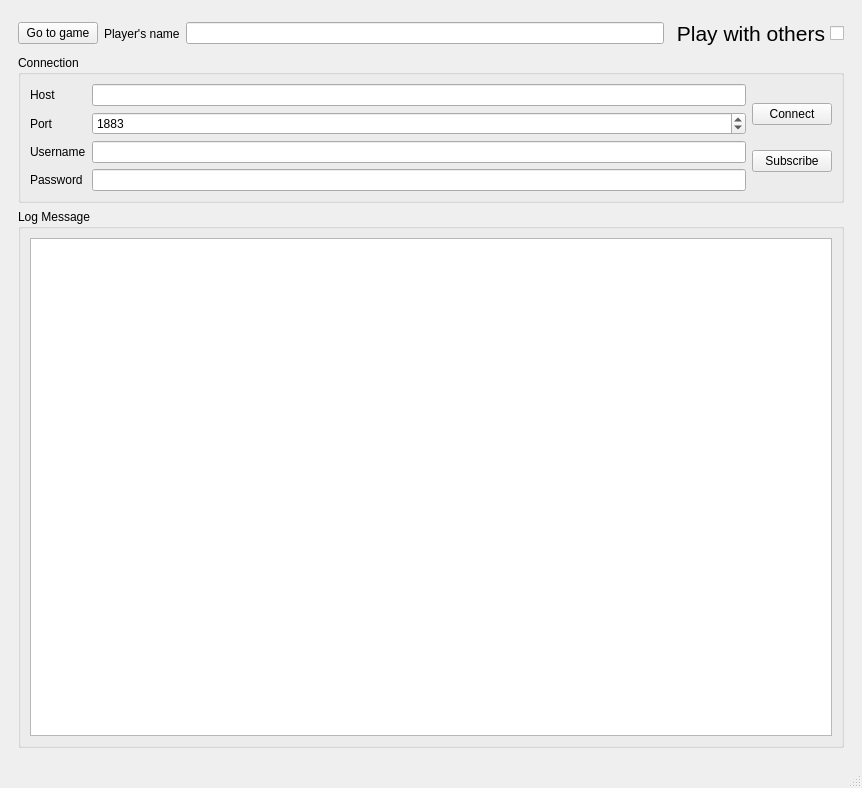
The window that mainwindow.ui (DucDung-oreo/rock_paper_scissors) describes before a commit, drawn with Qt 5.
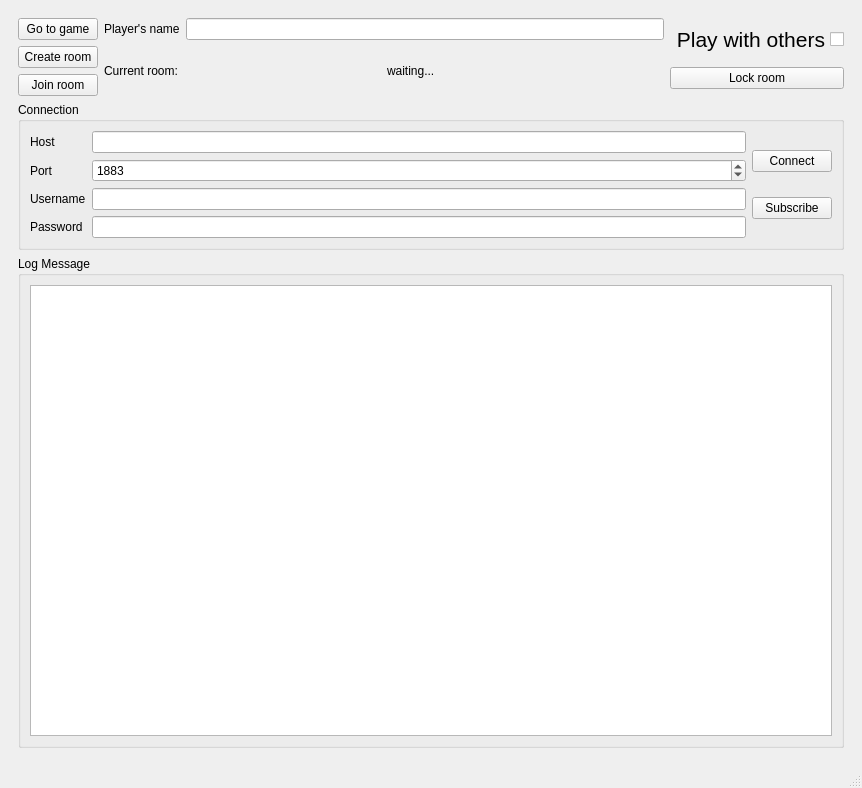
The same window after the commit. Icons and pictures are not drawn.

Commit message:
Create joinRoom, createRoom, lockRoom button
	Make new buttons disable/enable
	Use QMessageBox and QInputDialog to get roomId
	Add roomId to json

```diff
--- a/mainwindow.ui
+++ b/mainwindow.ui
@@ -439,14 +439,14 @@
        </layout>
       </widget>
       <widget class="QWidget" name="introPage">
-       <layout class="QHBoxLayout" name="horizontalLayout_7">
+       <layout class="QVBoxLayout" name="verticalLayout_20">
+        <item>
+         <layout class="QVBoxLayout" name="verticalLayout_19">
+          <item>
+           <layout class="QHBoxLayout" name="horizontalLayout_8">
         <item>
          <layout class="QVBoxLayout" name="verticalLayout_13">
           <item>
-           <layout class="QVBoxLayout" name="verticalLayout_14">
-            <item>
-             <layout class="QHBoxLayout" name="horizontalLayout_6">
-              <item>
                <widget class="QPushButton" name="goToGameButton">
                 <property name="text">
                  <string>Go to game</string>
@@ -454,6 +454,26 @@
                </widget>
               </item>
               <item>
+               <widget class="QPushButton" name="createRoomButton">
+                <property name="text">
+                 <string>Create room</string>
+                </property>
+               </widget>
+              </item>
+              <item>
+               <widget class="QPushButton" name="joinRoomButton">
+                <property name="text">
+                 <string>Join room</string>
+                </property>
+               </widget>
+              </item>
+             </layout>
+            </item>
+            <item>
+             <layout class="QVBoxLayout" name="verticalLayout_14">
+              <item>
+               <layout class="QHBoxLayout" name="horizontalLayout_6">
+                <item>
                <widget class="QLabel" name="label_2">
                 <property name="text">
                  <string>Player's name</string>
@@ -463,6 +483,30 @@
               <item>
                <widget class="QLineEdit" name="playerNameInput"/>
               </item>
+               </layout>
+              </item>
+              <item>
+               <layout class="QHBoxLayout" name="horizontalLayout_7">
+                <item>
+                 <widget class="QLabel" name="label_3">
+                  <property name="text">
+                   <string>Current room:</string>
+                  </property>
+                 </widget>
+                </item>
+                <item>
+                 <widget class="QLabel" name="roomLabel">
+                  <property name="text">
+                   <string>waiting...</string>
+                  </property>
+                 </widget>
+                </item>
+               </layout>
+              </item>
+             </layout>
+            </item>
+            <item>
+             <layout class="QVBoxLayout" name="verticalLayout_15">
               <item>
                <widget class="QCheckBox" name="multiCheckBox">
                 <property name="font">
@@ -490,6 +534,15 @@
                 </property>
                </widget>
               </item>
+              <item>
+               <widget class="QPushButton" name="lockRoomButton">
+                <property name="text">
+                 <string>Lock room</string>
+                </property>
+               </widget>
+              </item>
+             </layout>
+            </item>
              </layout>
             </item>
             <item>
@@ -585,8 +638,6 @@
                </item>
               </layout>
              </widget>
-            </item>
-           </layout>
           </item>
           <item>
            <widget class="QGroupBox" name="groupBox_2">
```
Lines whose indentation alone changed are shown as unchanged. The commit also changes 4 other files.
